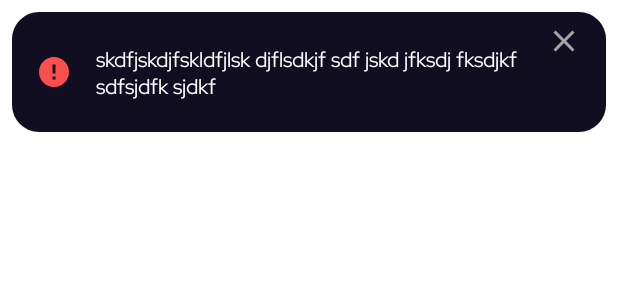
After one commit to devmartynov/spiice, an Android app: the layout view_banner.xml on its own in the app's theme, with its tools: preview values and no code run, on a phone screen of 412 x 824 dp. The commit adds this screen. Shown: the top 300 px of the screen. Run offline under Robolectric (Android 15) with nearby library versions, the phone set to English and light mode, and no system bars.

Commit message:
add custom banner view

```diff
--- /dev/null
+++ b/app/src/main/res/drawable/banner_bg.xml
@@ -0,0 +1,10 @@
+<?xml version="1.0" encoding="utf-8"?>
+<shape xmlns:android="http://schemas.android.com/apk/res/android"
+    android:shape="rectangle">
+    <solid android:color="@color/main" />
+    <corners
+        android:topLeftRadius="18dp"
+        android:bottomLeftRadius="18dp"
+        android:bottomRightRadius="18dp"
+        android:topRightRadius="18dp" />
+</shape>
--- /dev/null
+++ b/app/src/main/res/drawable/ic_close_grey.xml
@@ -0,0 +1,5 @@
+<vector android:height="24dp" android:tint="#a6a6a6"
+    android:viewportHeight="24" android:viewportWidth="24"
+    android:width="24dp" xmlns:android="http://schemas.android.com/apk/res/android">
+    <path android:fillColor="@android:color/white" android:pathData="M19,6.41L17.59,5 12,10.59 6.41,5 5,6.41 10.59,12 5,17.59 6.41,19 12,13.41 17.59,19 19,17.59 13.41,12z"/>
+</vector>
--- /dev/null
+++ b/app/src/main/res/drawable/ic_expired_green.xml
@@ -0,0 +1,5 @@
+<vector android:height="24dp" android:tint="#FF8BC34A"
+    android:viewportHeight="24" android:viewportWidth="24"
+    android:width="24dp" xmlns:android="http://schemas.android.com/apk/res/android">
+    <path android:fillColor="@android:color/white" android:pathData="M12,2C6.48,2 2,6.48 2,12s4.48,10 10,10 10,-4.48 10,-10S17.52,2 12,2zM13,17h-2v-2h2v2zM13,13h-2L11,7h2v6z"/>
+</vector>
--- /dev/null
+++ b/app/src/main/res/layout/view_banner.xml
@@ -0,0 +1,50 @@
+<?xml version="1.0" encoding="utf-8"?>
+<androidx.constraintlayout.widget.ConstraintLayout
+    xmlns:android="http://schemas.android.com/apk/res/android"
+    android:layout_marginStart="8dp"
+    android:layout_marginEnd="8dp"
+    android:layout_marginTop="8dp"
+    xmlns:app="http://schemas.android.com/apk/res-auto"
+    xmlns:tools="http://schemas.android.com/tools"
+    android:layout_width="match_parent"
+    android:layout_height="80dp"
+    android:background="@drawable/banner_bg">
+
+    <ImageView
+        android:id="@+id/mode"
+        android:layout_width="wrap_content"
+        android:layout_height="wrap_content"
+        android:layout_marginStart="16dp"
+        android:contentDescription="warnign"
+        android:scaleType="centerCrop"
+        android:src="@drawable/ic_expired"
+        app:layout_constraintBottom_toBottomOf="parent"
+        app:layout_constraintStart_toStartOf="parent"
+        app:layout_constraintTop_toTopOf="parent" />
+
+    <TextView
+        android:id="@+id/message"
+        android:layout_width="0dp"
+        android:layout_height="wrap_content"
+        android:layout_marginStart="16dp"
+        android:layout_marginEnd="16dp"
+        android:text="skdfjskdjfskldfjlsk djflsdkjf sdf jskd jfksdj fksdjkf sdfsjdfk sjdkf "
+        android:textColor="@color/white"
+        app:layout_constraintBottom_toBottomOf="parent"
+        app:layout_constraintEnd_toStartOf="@+id/close"
+        app:layout_constraintStart_toEndOf="@+id/mode"
+        app:layout_constraintTop_toTopOf="parent" />
+
+    <ImageButton
+        android:id="@+id/close"
+        android:layout_width="wrap_content"
+        android:layout_height="wrap_content"
+        android:layout_marginEnd="16dp"
+        android:background="@drawable/inline_btn_bg"
+        android:src="@drawable/ic_close_grey"
+        app:layout_constraintBottom_toBottomOf="parent"
+        app:layout_constraintEnd_toEndOf="parent"
+        app:layout_constraintTop_toTopOf="parent"
+        app:layout_constraintVertical_bias="0.131"
+        android:contentDescription="TODO" />
+</androidx.constraintlayout.widget.ConstraintLayout>
--- a/app/src/main/res/values/strings.xml
+++ b/app/src/main/res/values/strings.xml
@@ -52,4 +52,5 @@
     <string name="delete_all_notes">Удалить все заметки</string>
     <string name="notes_count">%d заметки</string>
     <string name="search">Поиск</string>
+    <string name="note_create_success_message">Заметка успешно сохранена</string>
 </resources>
```
Also changed, not shown: app/src/main/java/io/devmartynov/spiice/ui/addEditNote/AddEditNoteFragment.kt (+11 -14 lines), app/src/main/java/io/devmartynov/spiice/ui/shared/BannerView.kt (added, +93 -0 lines), app/src/main/res/layout/fragment_add_edit_note.xml (+10 -4 lines), app/src/main/res/values/banner_attributes.xml (added, +11 -0 lines).
